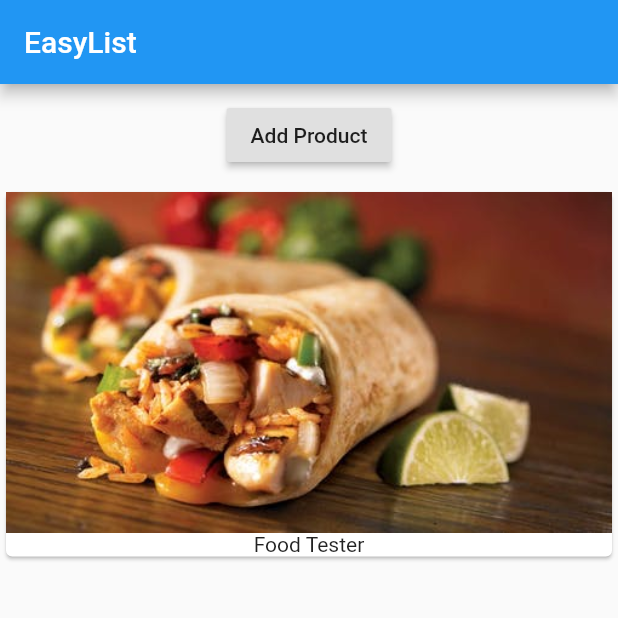
After one commit to emoalb/my_flutter_app, a Flutter app: the screen it shows after launch, on a phone screen of 412 x 824 dp, the top half of it. The commit adds this screen. Run offline on Flutter 3.47's test engine with Material 2 defaults, Android fonts, the phone set to English and light mode, and no system bars.

Commit message:
Cleaner code....

```diff
--- a/lib/main.dart
+++ b/lib/main.dart
@@ -1,17 +1,11 @@
 import 'package:flutter/material.dart';
+
+
+import './product_manager.dart';
 
 void main() => runApp(MyApp());
 
-class MyApp extends StatefulWidget {
-  @override
-  State<StatefulWidget> createState() {
-    // TODO: implement createState
-    return _MyAppState();
-  }
-}
-
-class _MyAppState extends State<MyApp> {
-  List<String> _products = ['Food Tester'];
+class MyApp extends StatelessWidget {
 
   @override
   Widget build(BuildContext context) {
@@ -19,37 +13,8 @@ class _MyAppState extends State<MyApp> {
     return new MaterialApp(
       home: Scaffold(
           appBar: AppBar(title: Text('EasyList')),
-          body: Column(
-            children: <Widget>[
-              Container(
-                margin: EdgeInsets.all(10.0),
-                child: RaisedButton(
-                  onPressed: () => {
-                    setState(() {
-                      _products.add('Advanced Food Tester');
-                      print(_products);
-                    })
-
-
-                },
-                  child: Text('Add Product'),
-                ),
-              ),
-              Column(
-                children: _products
-                    .map((element) =>
-                    Card(
-                      child: Column(
-                        children: <Widget>[
-                          Image.asset('assets/food.jpeg'),
-                          Text(element)
-                        ],
-                      ),
-                    ))
-                    .toList(),
-              )
-            ],
-          )),
+          body:ProductManager(),
+          ),
     );
   }
 }
--- /dev/null
+++ b/lib/product_manager.dart
@@ -0,0 +1,32 @@
+import 'package:flutter/material.dart';
+
+import './products.dart';
+class ProductManager extends StatefulWidget {
+  @override
+  State<StatefulWidget> createState() {
+    // TODO: implement createState
+    return _ProductManagerState();
+  }
+}
+
+class _ProductManagerState extends State<ProductManager> {
+  List<String> _products = ['Food Tester'];
+
+  @override
+  Widget build(BuildContext context) {
+    // TODO: implement build
+    return Column(children: <Widget>[Container(
+      margin: EdgeInsets.all(10.0),
+      child: RaisedButton(
+        onPressed: () => {
+              setState(() {
+                _products.add('Advanced Food Tester');
+                print(_products);
+              })
+            },
+        child: Text('Add Product'),
+      )
+    ),Products(_products),
+    ],);
+  }
+}
--- /dev/null
+++ b/lib/products.dart
@@ -0,0 +1,24 @@
+import 'package:flutter/material.dart';
+
+class Products extends StatelessWidget {
+  final List<String> products;
+
+  Products(this.products); //automatically sets products
+  @override
+  Widget build(BuildContext context) {
+    // TODO: implement build
+    return Column(
+      children: products
+          .map((element) =>
+          Card(
+            child: Column(
+              children: <Widget>[
+                Image.asset('assets/food.jpeg'),
+                Text(element)
+              ],
+            ),
+          ))
+          .toList(),
+    );
+  }
+}
```
